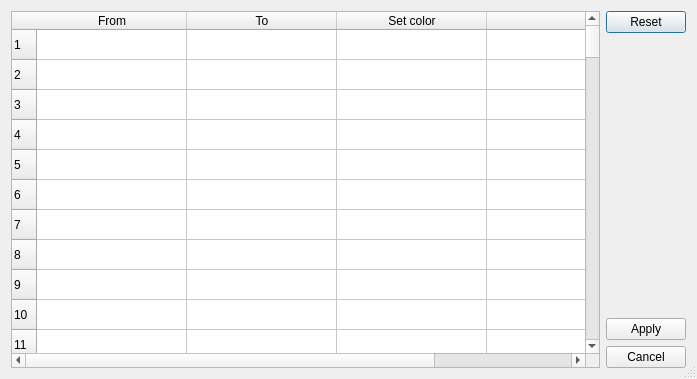
The window that asammdf/gui/ui/range_editor_dialog.ui (danielhrisca/asammdf) describes before a commit, drawn with Qt 5.
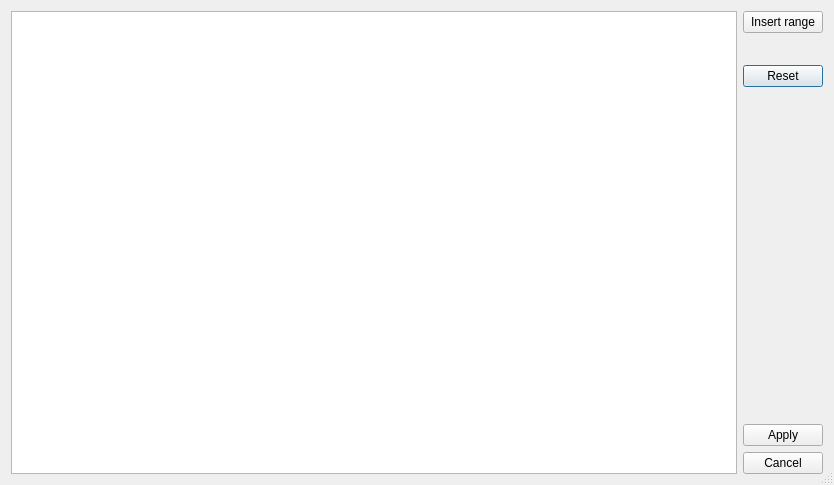
The same window after the commit. Custom widgets are drawn as their Qt base class.

The edit to the form file:
```diff
--- a/asammdf/gui/ui/range_editor_dialog.ui
+++ b/asammdf/gui/ui/range_editor_dialog.ui
@@ -6,8 +6,8 @@
    <rect>
     <x>0</x>
     <y>0</y>
-    <width>697</width>
-    <height>379</height>
+    <width>834</width>
+    <height>485</height>
    </rect>
   </property>
   <property name="windowTitle">
@@ -19,182 +19,73 @@
   <property name="modal">
    <bool>true</bool>
   </property>
-  <layout class="QGridLayout" name="gridLayout" columnstretch="1,0">
-   <item row="0" column="1">
+  <layout class="QGridLayout" name="gridLayout" rowstretch="0,0,0,0,1,0,0" columnstretch="1,0">
+   <item row="0" column="0" rowspan="7">
+    <widget class="MinimalListWidget" name="ranges"/>
+   </item>
+   <item row="4" column="1">
+    <spacer name="verticalSpacer">
+     <property name="orientation">
+      <enum>Qt::Vertical</enum>
+     </property>
+     <property name="sizeHint" stdset="0">
+      <size>
+       <width>20</width>
+       <height>271</height>
+      </size>
+     </property>
+    </spacer>
+   </item>
+   <item row="3" column="1">
     <widget class="QPushButton" name="reset_btn">
      <property name="text">
       <string>Reset</string>
      </property>
     </widget>
    </item>
-   <item row="3" column="1">
+   <item row="6" column="1">
     <widget class="QPushButton" name="cancel_btn">
      <property name="text">
       <string>Cancel</string>
      </property>
     </widget>
    </item>
-   <item row="2" column="1">
+   <item row="5" column="1">
     <widget class="QPushButton" name="apply_btn">
      <property name="text">
       <string>Apply</string>
      </property>
     </widget>
    </item>
+   <item row="0" column="1">
+    <widget class="QPushButton" name="insert_btn">
+     <property name="text">
+      <string>Insert range</string>
+     </property>
+    </widget>
+   </item>
    <item row="1" column="1">
-    <spacer name="verticalSpacer">
+    <spacer name="verticalSpacer_2">
      <property name="orientation">
       <enum>Qt::Vertical</enum>
      </property>
      <property name="sizeHint" stdset="0">
       <size>
        <width>20</width>
-       <height>271</height>
+       <height>20</height>
       </size>
      </property>
     </spacer>
    </item>
-   <item row="0" column="0" rowspan="4">
-    <widget class="QTableWidget" name="table">
-     <property name="rowCount">
-      <number>100</number>
-     </property>
-     <property name="columnCount">
-      <number>4</number>
-     </property>
-     <attribute name="horizontalHeaderDefaultSectionSize">
-      <number>150</number>
-     </attribute>
-     <attribute name="horizontalHeaderMinimumSectionSize">
-      <number>30</number>
-     </attribute>
-     <attribute name="horizontalHeaderStretchLastSection">
-      <bool>true</bool>
-     </attribute>
-     <row/>
-     <row/>
-     <row/>
-     <row/>
-     <row/>
-     <row/>
-     <row/>
-     <row/>
-     <row/>
-     <row/>
-     <row/>
-     <row/>
-     <row/>
-     <row/>
-     <row/>
-     <row/>
-     <row/>
-     <row/>
-     <row/>
-     <row/>
-     <row/>
-     <row/>
-     <row/>
-     <row/>
-     <row/>
-     <row/>
-     <row/>
-     <row/>
-     <row/>
-     <row/>
-     <row/>
-     <row/>
-     <row/>
-     <row/>
-     <row/>
-     <row/>
-     <row/>
-     <row/>
-     <row/>
-     <row/>
-     <row/>
-     <row/>
-     <row/>
-     <row/>
-     <row/>
-     <row/>
-     <row/>
-     <row/>
-     <row/>
-     <row/>
-     <row/>
-     <row/>
-     <row/>
-     <row/>
-     <row/>
-     <row/>
-     <row/>
-     <row/>
-     <row/>
-     <row/>
-     <row/>
-     <row/>
-     <row/>
-     <row/>
-     <row/>
-     <row/>
-     <row/>
-     <row/>
-     <row/>
-     <row/>
-     <row/>
-     <row/>
-     <row/>
-     <row/>
-     <row/>
-     <row/>
-     <row/>
-     <row/>
-     <row/>
-     <row/>
-     <row/>
-     <row/>
-     <row/>
-     <row/>
-     <row/>
-     <row/>
-     <row/>
-     <row/>
-     <row/>
-     <row/>
-     <row/>
-     <row/>
-     <row/>
-     <row/>
-     <row/>
-     <row/>
-     <row/>
-     <row/>
-     <row/>
-     <row/>
-     <column>
-      <property name="text">
-       <string>From</string>
-      </property>
-     </column>
-     <column>
-      <property name="text">
-       <string>To</string>
-      </property>
-     </column>
-     <column>
-      <property name="text">
-       <string>Set color</string>
-      </property>
-     </column>
-     <column>
-      <property name="text">
-       <string> </string>
-      </property>
-     </column>
-    </widget>
-   </item>
   </layout>
  </widget>
+ <customwidgets>
+  <customwidget>
+   <class>MinimalListWidget</class>
+   <extends>QListWidget</extends>
+   <header>asammdf/gui/widgets/list.h</header>
+  </customwidget>
+ </customwidgets>
  <tabstops>
   <tabstop>table</tabstop>
   <tabstop>apply_btn</tabstop>
```
Left out of the diff: 3 changed lines with no effect on the pictures.
